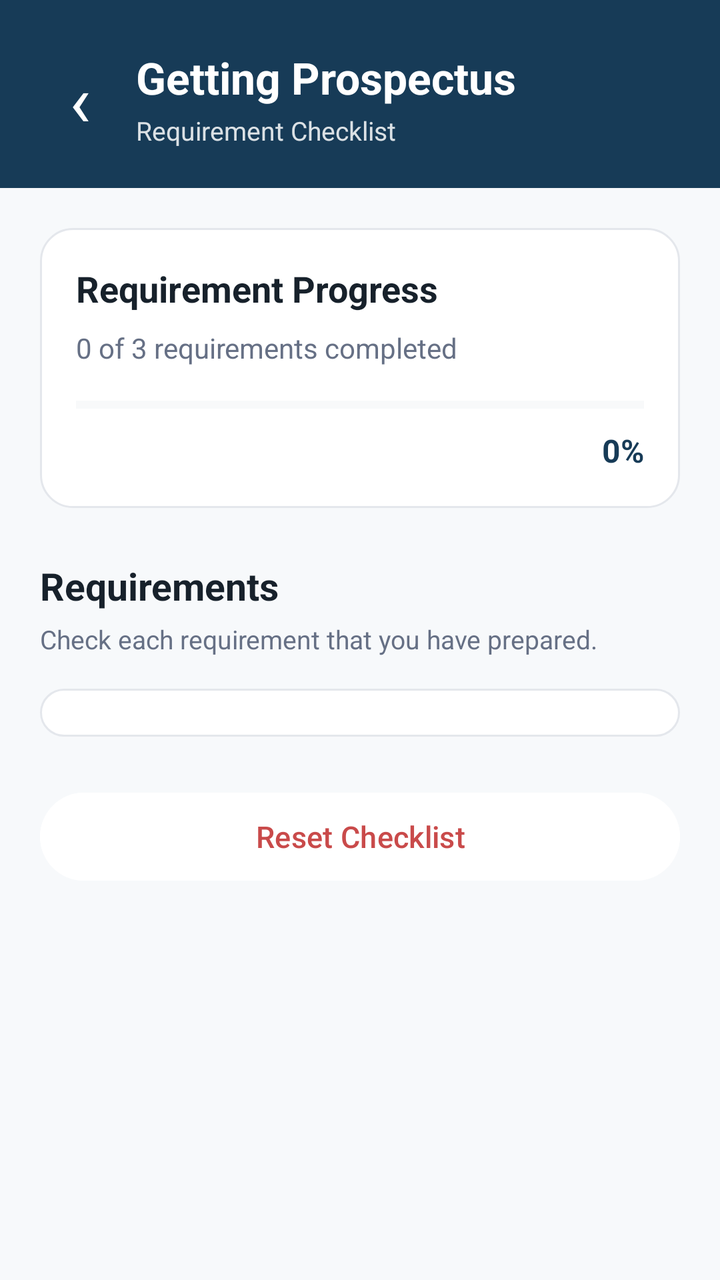
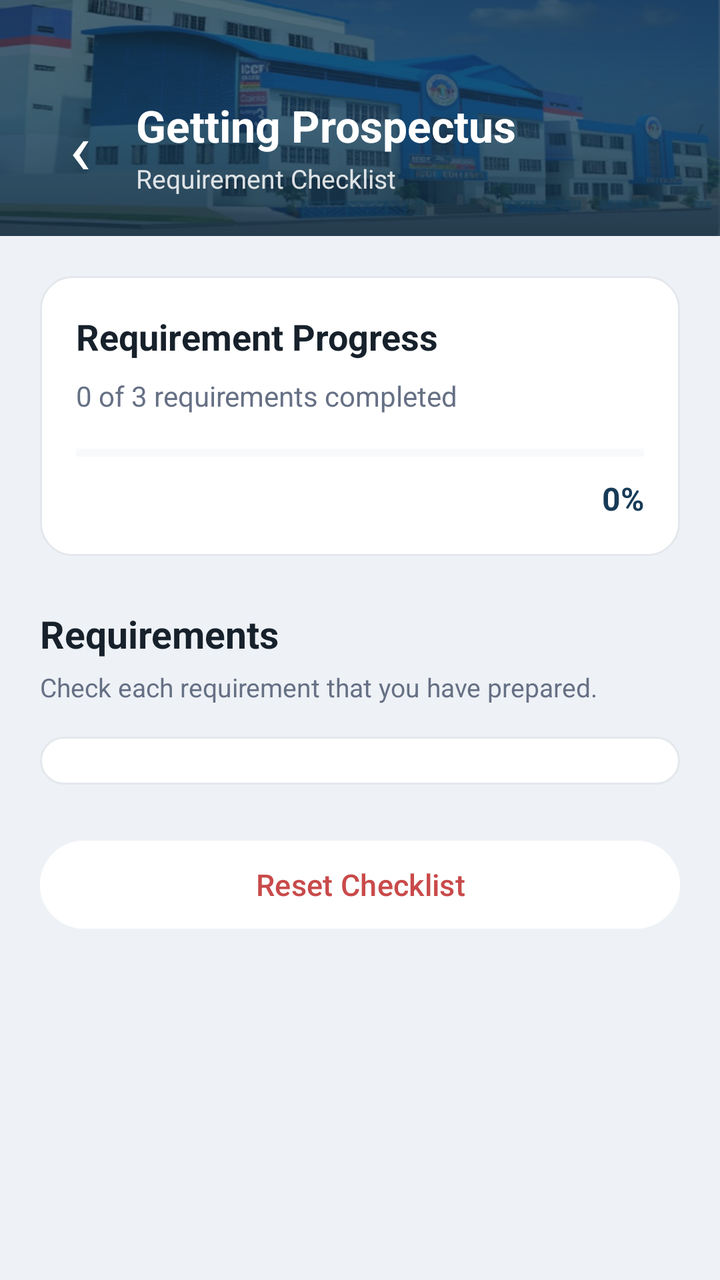

Two renders of the same Android screen: before a commit and after it. Below are the layout's source before the change and the commit's diff.
<!-- AndroidManifest.xml: application theme Theme.EReQuest -->
<!-- res/layout/activity_requirement_checklist.xml -->
<?xml version="1.0" encoding="utf-8"?>
<androidx.constraintlayout.widget.ConstraintLayout
    xmlns:android="http://schemas.android.com/apk/res/android"
    xmlns:app="http://schemas.android.com/apk/res-auto"
    xmlns:tools="http://schemas.android.com/tools"
    android:layout_width="match_parent"
    android:layout_height="match_parent"
    android:background="@color/background"
    tools:context=".RequirementChecklistActivity">

    
    <LinearLayout
        android:id="@+id/checklistHeader"
        android:layout_width="0dp"
        android:layout_height="wrap_content"
        android:background="@color/primary"
        android:gravity="center_vertical"
        android:orientation="horizontal"
        android:paddingStart="16dp"
        android:paddingTop="24dp"
        android:paddingEnd="20dp"
        android:paddingBottom="20dp"
        app:layout_constraintTop_toTopOf="parent"
        app:layout_constraintStart_toStartOf="parent"
        app:layout_constraintEnd_toEndOf="parent">

        <TextView
            android:id="@+id/btnBack"
            android:layout_width="48dp"
            android:layout_height="48dp"
            android:clickable="true"
            android:focusable="true"
            android:gravity="center"
            android:text="‹"
            android:textColor="@color/text_white"
            android:textSize="36sp" />

        <LinearLayout
            android:layout_width="0dp"
            android:layout_height="wrap_content"
            android:layout_marginStart="4dp"
            android:layout_weight="1"
            android:orientation="vertical">

            <TextView
                android:id="@+id/tvChecklistTitle"
                android:layout_width="wrap_content"
                android:layout_height="wrap_content"
                android:text="Getting Prospectus"
                android:textColor="@color/text_white"
                android:textSize="22sp"
                android:textStyle="bold" />

            <TextView
                android:layout_width="wrap_content"
                android:layout_height="wrap_content"
                android:layout_marginTop="3dp"
                android:alpha="0.85"
                android:text="Requirement Checklist"
                android:textColor="@color/text_white"
                android:textSize="13sp" />

        </LinearLayout>

    </LinearLayout>


    <ScrollView
        android:layout_width="0dp"
        android:layout_height="0dp"
        android:fillViewport="true"
        app:layout_constraintTop_toBottomOf="@id/checklistHeader"
        app:layout_constraintBottom_toBottomOf="parent"
        app:layout_constraintStart_toStartOf="parent"
        app:layout_constraintEnd_toEndOf="parent">

        <LinearLayout
            android:layout_width="match_parent"
            android:layout_height="wrap_content"
            android:orientation="vertical"
            android:padding="20dp">

            
            <LinearLayout
                android:layout_width="match_parent"
                android:layout_height="wrap_content"
                android:background="@drawable/bg_card"
                android:orientation="vertical"
                android:padding="18dp">

                <TextView
                    android:layout_width="wrap_content"
                    android:layout_height="wrap_content"
                    android:text="Requirement Progress"
                    android:textColor="@color/text_primary"
                    android:textSize="18sp"
                    android:textStyle="bold" />

                <TextView
                    android:id="@+id/tvProgress"
                    android:layout_width="wrap_content"
                    android:layout_height="wrap_content"
                    android:layout_marginTop="8dp"
                    android:text="0 of 3 requirements completed"
                    android:textColor="@color/text_secondary"
                    android:textSize="14sp" />

                <ProgressBar
                    android:id="@+id/progressBar"
                    style="?android:attr/progressBarStyleHorizontal"
                    android:layout_width="match_parent"
                    android:layout_height="10dp"
                    android:layout_marginTop="14dp"
                    android:max="100"
                    android:progress="0"
                    android:progressBackgroundTint="@color/divider"
                    android:progressTint="@color/primary" />

                <TextView
                    android:id="@+id/tvPercentage"
                    android:layout_width="wrap_content"
                    android:layout_height="wrap_content"
                    android:layout_gravity="end"
                    android:layout_marginTop="7dp"
                    android:text="0%"
                    android:textColor="@color/primary"
                    android:textSize="16sp"
                    android:textStyle="bold" />

            </LinearLayout>


            
            <TextView
                android:layout_width="wrap_content"
                android:layout_height="wrap_content"
                android:layout_marginTop="26dp"
                android:text="Requirements"
                android:textColor="@color/text_primary"
                android:textSize="19sp"
                android:textStyle="bold" />

            <TextView
                android:layout_width="wrap_content"
                android:layout_height="wrap_content"
                android:layout_marginTop="5dp"
                android:text="Check each requirement that you have prepared."
                android:textColor="@color/text_secondary"
                android:textSize="13sp" />


            
            <LinearLayout
                android:id="@+id/requirementsChecklistContainer"
                android:layout_width="match_parent"
                android:layout_height="wrap_content"
                android:layout_marginTop="16dp"
                android:background="@drawable/bg_card"
                android:orientation="vertical"
                android:padding="12dp" />


            
            <TextView
                android:id="@+id/tvCompleteMessage"
                android:layout_width="match_parent"
                android:layout_height="wrap_content"
                android:layout_marginTop="16dp"
                android:background="@drawable/bg_reminder"
                android:gravity="center"
                android:padding="16dp"
                android:text="Requirements Complete"
                android:textColor="@color/success"
                android:textSize="16sp"
                android:textStyle="bold"
                android:visibility="gone" />


            
            <Button
                android:id="@+id/btnResetChecklist"
                android:layout_width="match_parent"
                android:layout_height="52dp"
                android:layout_marginTop="24dp"
                android:layout_marginBottom="24dp"
                android:backgroundTint="@color/surface"
                android:text="Reset Checklist"
                android:textAllCaps="false"
                android:textColor="@color/error"
                android:textSize="15sp" />

        </LinearLayout>

    </ScrollView>

</androidx.constraintlayout.widget.ConstraintLayout>
<!-- resources referenced by this layout -->
<resources>
  <color name="background">#F7F9FB</color>
  <color name="divider">#E4E7EC</color>
  <color name="error">#C94A4A</color>
  <color name="primary">#173B57</color>
  <color name="success">#2E7D5B</color>
  <color name="surface">#FFFFFF</color>
  <color name="text_primary">#17212B</color>
  <color name="text_secondary">#667085</color>
  <color name="text_white">#FFFFFF</color>
  <!-- drawable bg_card (drawable) -->
  <?xml version="1.0" encoding="utf-8"?>
  <shape xmlns:android="http://schemas.android.com/apk/res/android"
      android:shape="rectangle">
  
      <solid android:color="@color/card_background" />
  
      <stroke
          android:width="1dp"
          android:color="@color/divider" />
  
      <corners android:radius="16dp" />
  
  </shape>
  <!-- drawable bg_reminder (drawable) -->
  <?xml version="1.0" encoding="utf-8"?>
  <shape xmlns:android="http://schemas.android.com/apk/res/android"
      android:shape="rectangle">
  
      <solid android:color="#FFF8E6" />
  
      <stroke
          android:width="1dp"
          android:color="@color/accent_light" />
  
      <corners android:radius="16dp" />
  
  </shape>
  <style name="Theme.EReQuest" parent="Base.Theme.EReQuest" />
  <color name="card_background">#FFFFFF</color>
  <color name="accent_light">#F4C95D</color>
  <style name="Base.Theme.EReQuest" parent="Theme.Material3.DayNight.NoActionBar">
          
          
      </style>
</resources>

<!-- the commit's change to res/layout/activity_requirement_checklist.xml (unified diff, before → after) -->
@@ -9,15 +9,51 @@
     tools:context=".RequirementChecklistActivity">
 
     
+    <View
+        android:id="@+id/vChecklistHeaderBase"
+        android:layout_width="0dp"
+        android:layout_height="0dp"
+        android:background="@color/primary"
+        app:layout_constraintTop_toTopOf="@id/checklistHeader"
+        app:layout_constraintBottom_toBottomOf="@id/checklistHeader"
+        app:layout_constraintStart_toStartOf="@id/checklistHeader"
+        app:layout_constraintEnd_toEndOf="@id/checklistHeader" />
+
+    
+    <ImageView
+        android:id="@+id/ivChecklistHeaderCampusBg"
+        android:layout_width="0dp"
+        android:layout_height="0dp"
+        android:src="@drawable/bg_header_campus_compact"
+        android:scaleType="centerCrop"
+        android:alpha="0.75"
+        android:contentDescription="@null"
+        app:layout_constraintTop_toTopOf="@id/checklistHeader"
+        app:layout_constraintBottom_toBottomOf="@id/checklistHeader"
+        app:layout_constraintStart_toStartOf="@id/checklistHeader"
+        app:layout_constraintEnd_toEndOf="@id/checklistHeader" />
+
+    
+    <View
+        android:id="@+id/vChecklistHeaderOverlay"
+        android:layout_width="0dp"
+        android:layout_height="0dp"
+        android:background="@drawable/bg_header_gradient_overlay"
+        app:layout_constraintTop_toTopOf="@id/checklistHeader"
+        app:layout_constraintBottom_toBottomOf="@id/checklistHeader"
+        app:layout_constraintStart_toStartOf="@id/checklistHeader"
+        app:layout_constraintEnd_toEndOf="@id/checklistHeader" />
+
+    
     <LinearLayout
         android:id="@+id/checklistHeader"
         android:layout_width="0dp"
         android:layout_height="wrap_content"
-        android:background="@color/primary"
+        android:background="@android:color/transparent"
         android:gravity="center_vertical"
         android:orientation="horizontal"
         android:paddingStart="16dp"
-        android:paddingTop="24dp"
+        android:paddingTop="48dp"
         android:paddingEnd="20dp"
         android:paddingBottom="20dp"
         app:layout_constraintTop_toTopOf="parent"
<!-- resource entries referenced after the edit -->
@@ -1,6 +1,6 @@
 <!-- resources referenced by this layout -->
 <resources>
-  <color name="background">#F7F9FB</color>
+  <color name="background">#EEF2F6</color>
   <color name="divider">#E4E7EC</color>
   <color name="error">#C94A4A</color>
   <color name="primary">#173B57</color>
@@ -22,6 +22,18 @@
   
       <corners android:radius="16dp" />
   
+  </shape>
+  <!-- drawable bg_header_campus_compact: jpg bitmap (drawable, 50992 bytes) -->
+  <!-- drawable bg_header_gradient_overlay (drawable) -->
+  <?xml version="1.0" encoding="utf-8"?>
+  <shape xmlns:android="http://schemas.android.com/apk/res/android"
+      android:shape="rectangle">
+      <gradient
+          android:angle="270"
+          android:startColor="#99102A3E"
+          android:centerColor="#B3173B57"
+          android:endColor="#CC102A3E"
+          android:type="linear" />
   </shape>
   <!-- drawable bg_reminder (drawable) -->
   <?xml version="1.0" encoding="utf-8"?>
